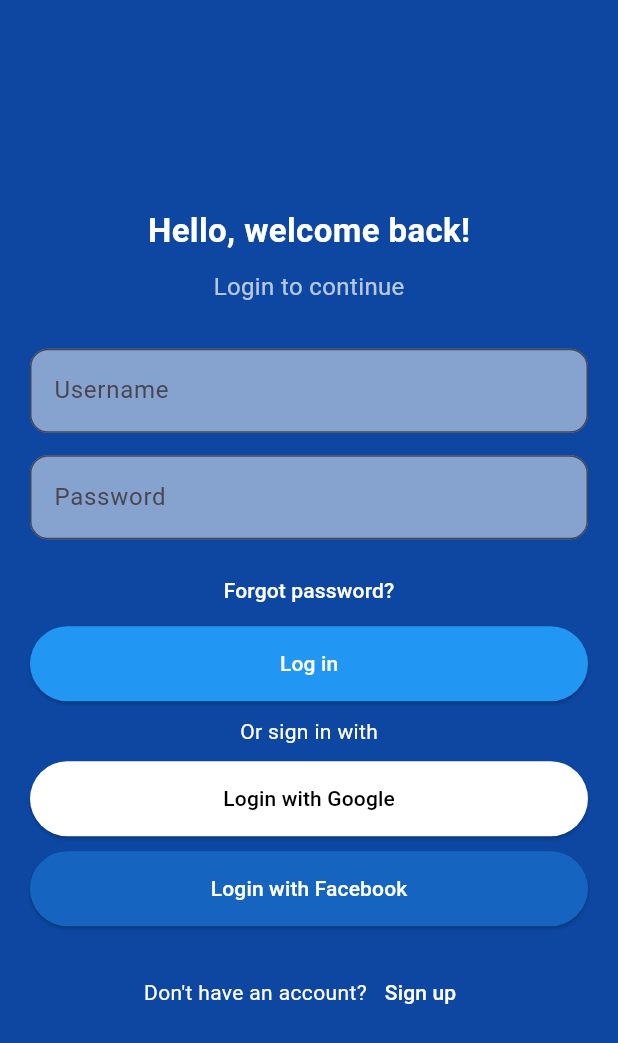
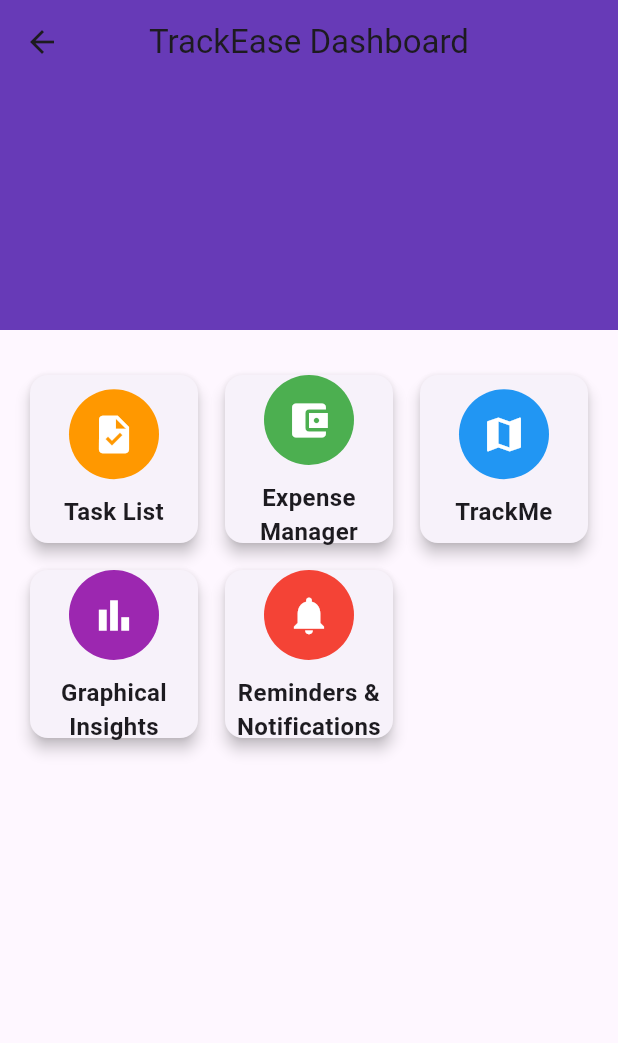
Before and after one commit to sadianusratmunny51/SWE250_Project, a Flutter app: the screen it shows after launch, after a tap on "Log in", on a phone screen of 412 x 824 dp. Shown: the top 1043 px of the screen. Run offline on Flutter 3.47's test engine with Material 3 defaults, Android fonts, the phone set to English and light mode, and no system bars.

Commit message:
add dashboard page

```diff
--- a/lib/main.dart
+++ b/lib/main.dart
@@ -1,5 +1,6 @@
 import 'package:flutter/material.dart';
-import 'pages/login.dart';
+//import 'pages/login.dart';
+import 'routes.dart';
 
 void main() {
   runApp(const MyApp());
@@ -12,7 +13,9 @@ class MyApp extends StatelessWidget {
   Widget build(BuildContext context) {
     return MaterialApp(
       debugShowCheckedModeBanner: false,
-      home: LoginPage(),
+      // home: LoginPage(),
+      initialRoute: '/',
+      routes: AppRoutes.routes,
     );
   }
 }
--- /dev/null
+++ b/lib/pages/dashboard_page.dart
@@ -0,0 +1,107 @@
+import 'package:flutter/material.dart';
+import 'package:project/pages/ExpenseManager/expense_manager_dashboard.dart';
+
+class DashboardPage extends StatelessWidget {
+  const DashboardPage({super.key});
+
+  @override
+  Widget build(BuildContext context) {
+    return Scaffold(
+      appBar: PreferredSize(
+        preferredSize: Size.fromHeight(220), // Increased height for the AppBar
+        child: AppBar(
+          title: const Text("TrackEase Dashboard"),
+          backgroundColor: Colors.deepPurple,
+          centerTitle: true, // Centers the title for a better layout
+        ),
+      ),
+      body: Padding(
+        padding: const EdgeInsets.all(16.0),
+        child: Column(
+          children: [
+            const SizedBox(height: 10),
+            Expanded(
+              child: GridView.count(
+                crossAxisCount: 3,
+                crossAxisSpacing: 10,
+                mainAxisSpacing: 10,
+                children: [
+                  _buildDashboardCard(
+                    context,
+                    icon: Icons.task,
+                    title: "Task List",
+                    color: Colors.orange,
+                    route: '/tasks',
+                  ),
+                  _buildDashboardCard(
+                    context,
+                    icon: Icons.account_balance_wallet,
+                    title: "Expense Manager",
+                    color: Colors.green,
+                    route: '/expense',
+                  ),
+                  _buildDashboardCard(
+                    context,
+                    icon: Icons.map,
+                    title: "TrackMe",
+                    color: Colors.blue,
+                    route: '/trackme',
+                  ),
+                  _buildDashboardCard(
+                    context,
+                    icon: Icons.bar_chart,
+                    title: "Graphical Insights",
+                    color: Colors.purple,
+                    route: '/insights',
+                  ),
+                  _buildDashboardCard(
+                    context,
+                    icon: Icons.notifications,
+                    title: "Reminders & Notifications",
+                    color: Colors.red,
+                    route: '/reminders',
+                  ),
+                ],
+              ),
+            ),
+          ],
+        ),
+      ),
+    );
+  }
+
+  Widget _buildDashboardCard(
+    BuildContext context, {
+    required IconData icon,
+    required String title,
+    required Color color,
+    required String route,
+  }) {
+    return GestureDetector(
+      onTap: () => Navigator.pushNamed(context, route),
+      child: Card(
+        elevation: 4,
+        shape: RoundedRectangleBorder(borderRadius: BorderRadius.circular(12)),
+        child: Column(
+          mainAxisAlignment: MainAxisAlignment.center,
+          children: [
+            CircleAvatar(
+              backgroundColor: color,
+              radius: 30,
+              child: Icon(icon, color: Colors.white, size: 30),
+            ),
+            const SizedBox(height: 10),
+            Text(
+              title,
+              style: const TextStyle(
+                fontWeight: FontWeight.bold,
+                fontSize: 16,
+              ),
+              textAlign: TextAlign.center,
+            ),
+          ],
+        ),
+      ),
+    );
+  }
+}
--- a/lib/pages/login.dart
+++ b/lib/pages/login.dart
@@ -1,4 +1,5 @@
 import 'package:flutter/material.dart';
+import 'package:project/pages/dashboard_page.dart';
 
 class LoginPage extends StatelessWidget {
   const LoginPage({super.key});
@@ -55,7 +56,7 @@ class LoginPage extends StatelessWidget {
               SizedBox(height: 10),
               TextButton(
                 onPressed: () {
-                  print('Forgot is clicked');
+                  print('Forgot Password Clicked');
                 },
                 child: Text(
                   'Forgot password?',
@@ -63,7 +64,12 @@ class LoginPage extends StatelessWidget {
                 ),
               ),
               ElevatedButton(
-                onPressed: () {},
+                onPressed: () {
+                  Navigator.push(
+                    context,
+                    MaterialPageRoute(builder: (context) => DashboardPage()),
+                  );
+                },
                 style: ElevatedButton.styleFrom(
                   backgroundColor: Colors.blue,
                   foregroundColor: Colors.white,
--- /dev/null
+++ b/lib/routes.dart
@@ -0,0 +1,12 @@
+import 'package:flutter/material.dart';
+import 'pages/login.dart';
+import 'pages/dashboard_page.dart';
+import 'pages/ExpenseManager/expense_manager_dashboard.dart';
+
+class AppRoutes {
+  static Map<String, WidgetBuilder> routes = {
+    '/': (context) => const LoginPage(),
+    '/dashboard': (context) => const DashboardPage(),
+    '/expense': (context) => const ExpenseDashboard(),
+  };
+}
```
Also changed, not shown: lib/pages/ExpenseManager/expense_manager_dashboard.dart (added, +82 -0 lines).
